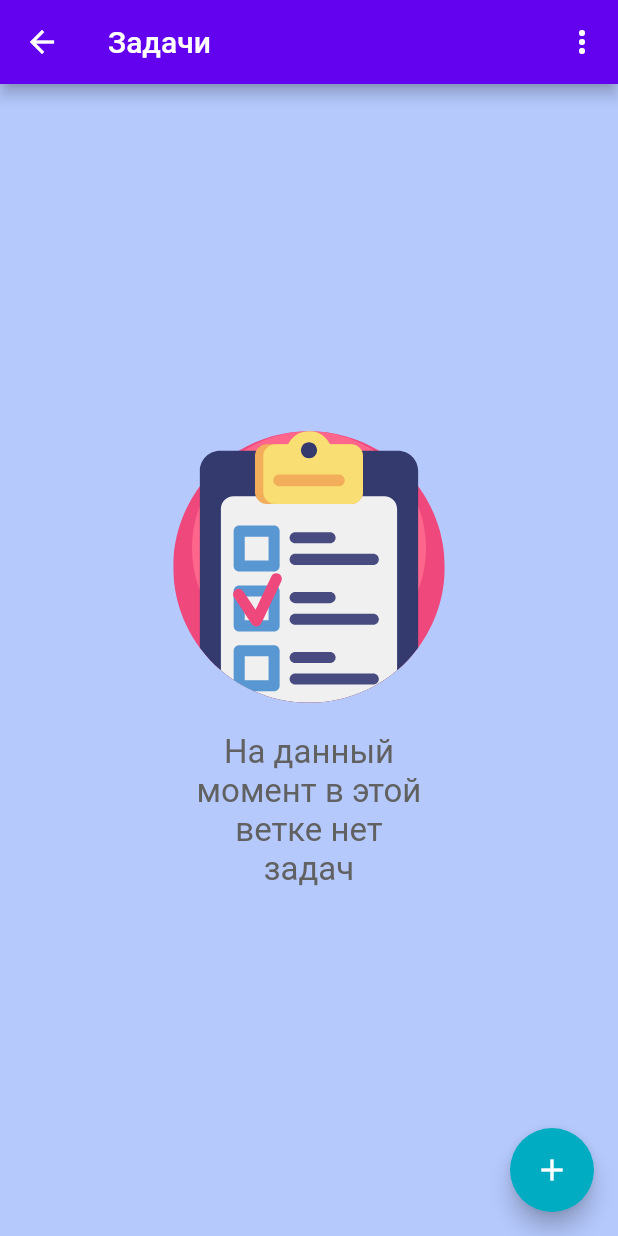
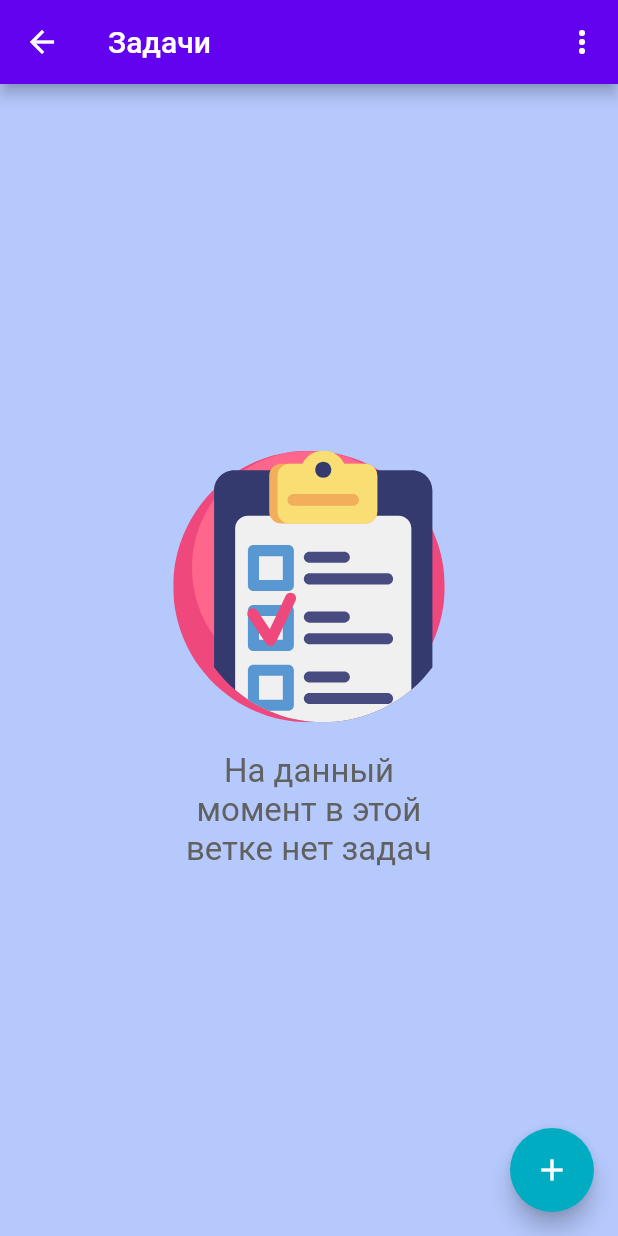
Before and after one commit to Mindrenization/test_app, a Flutter app: the TasksPage screen opened directly with empty values, on a phone screen of 412 x 824 dp. Run offline on Flutter 3.47's test engine with Material 2 defaults, Android fonts, the phone set to English and light mode, and no system bars; our stand-ins replace flutter_svg.

Commit message:
Добавлена анимация появления лого на странице задач

```diff
--- a/lib/pages/main_page.dart
+++ b/lib/pages/main_page.dart
@@ -7,6 +7,7 @@ import 'package:test_app/widgets/color_theme_dialog.dart';
 import 'package:test_app/widgets/create_branch_dialog.dart';
 import 'package:test_app/widgets/delete_branch_dialog.dart';
 import 'package:test_app/widgets/linear_progress_bar.dart';
+import 'package:test_app/resources/resources.dart';
 
 // Главная страница
 class MainPage extends StatefulWidget {
@@ -15,7 +16,6 @@ class MainPage extends StatefulWidget {
 }
 
 class _MainPageState extends State<MainPage> {
-  static const String mainLogo = 'assets/images/main_page_logo.svg';
   int completedTasks;
   List<Branch> branchList = [];
 
@@ -95,7 +95,7 @@ class _MainPageState extends State<MainPage> {
                 Align(
                   alignment: Alignment.centerRight,
                   child: SvgPicture.asset(
-                    mainLogo,
+                    Resources.mainLogo,
                   ),
                 ),
               ],
--- a/lib/pages/tasks_page.dart
+++ b/lib/pages/tasks_page.dart
@@ -16,12 +16,30 @@ class TasksPage extends StatefulWidget {
   _TasksPageState createState() => _TasksPageState();
 }
 
-class _TasksPageState extends State<TasksPage> {
+class _TasksPageState extends State<TasksPage>
+    with SingleTickerProviderStateMixin {
   List filteredTaskList = [];
   bool isFiltered = false;
+  Animation<double> _animation;
+  AnimationController controller;
+  var logoHight;
+
+  @override
+  void initState() {
+    controller =
+        AnimationController(duration: Duration(seconds: 1), vsync: this);
+    controller.forward();
+    super.initState();
+  }
 
   @override
   Widget build(BuildContext context) {
+    _animation = Tween(begin: -200.0, end: 0.0).animate(controller)
+      ..addListener(() {
+        setState(() {
+          logoHight = _animation.value;
+        });
+      });
     return Scaffold(
       backgroundColor: ColorThemeDialog.backgroundColor,
       appBar: AppBar(
@@ -49,6 +67,7 @@ class _TasksPageState extends State<TasksPage> {
                       onTap: () {
                         _deleteCompletedTasks();
                         Navigator.pop(context);
+                        widget.onRefresh();
                       },
                     )),
                     PopupMenuItem(
@@ -92,12 +111,28 @@ class _TasksPageState extends State<TasksPage> {
       child: Column(
         mainAxisAlignment: MainAxisAlignment.center,
         children: [
-          SvgPicture.asset(Resources.emptyTaskListImage),
+          Stack(
+            children: [
+              Align(
+                alignment: Alignment.center,
+                child: SvgPicture.asset(Resources.emptyTasksBackground),
+              ),
+              Align(
+                alignment: Alignment.center,
+                child: SvgPicture.asset(Resources.emptyTasksSecondBackground),
+              ),
+              Positioned(
+                right: 86,
+                bottom: logoHight,
+                child: SvgPicture.asset(Resources.emptyTasksLogo),
+              ),
+            ],
+          ),
           Container(
             height: 20,
           ),
           Padding(
-            padding: EdgeInsets.symmetric(horizontal: 110),
+            padding: EdgeInsets.symmetric(horizontal: 90),
             child: Text(
               isFiltered
                   ? 'У вас нет невыполненных задач'
--- a/lib/resources/resources.dart
+++ b/lib/resources/resources.dart
@@ -1,3 +1,7 @@
 abstract class Resources {
-  static const String emptyTaskListImage = 'assets/images/empty_tasks.svg';
+  static const String emptyTasksBackground = 'assets/images/empty_tasks_bg.svg';
+  static const String emptyTasksSecondBackground =
+      'assets/images/empty_tasks_second_bg.svg';
+  static const String emptyTasksLogo = 'assets/images/empty_tasks_logo.svg';
+  static const String mainLogo = 'assets/images/main_page_logo.svg';
 }
--- a/pubspec.yaml
+++ b/pubspec.yaml
@@ -41,7 +41,9 @@ dev_dependencies:
 # The following section is specific to Flutter.
 flutter:
   assets:
-      - assets/images/empty_tasks.svg
+      - assets/images/empty_tasks_bg.svg
+      - assets/images/empty_tasks_second_bg.svg
+      - assets/images/empty_tasks_logo.svg
       - assets/images/main_page_logo.svg
   # The following line ensures that the Material Icons font is
   # included with your application, so that you can use the icons in
```
Also changed, not shown: assets/images/empty_tasks_bg.svg (added), assets/images/empty_tasks_logo.svg, assets/images/empty_tasks_second_bg.svg (added).
